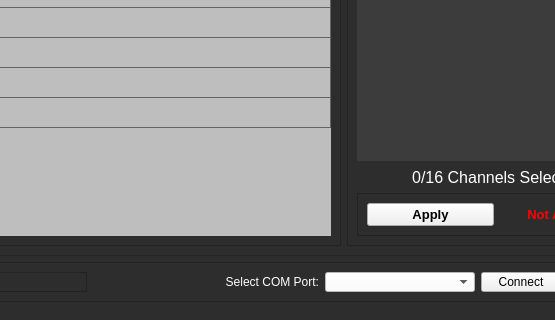
The window that TelemetryViewer/ui_main.ui (UBCO-Motorsports/WirelessTelemetryCapstone) describes before a commit, drawn with Qt 5; both pictures show x 581 to 1136 and y 576 to 896 of the 1256 by 896 pixel window.
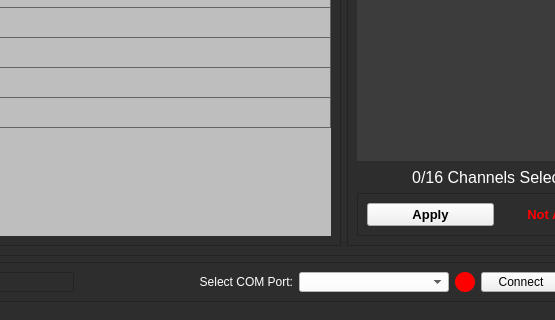
The same window after the commit. Icons and pictures are not drawn.

Patch:
```diff
--- a/TelemetryViewer/ui_main.ui
+++ b/TelemetryViewer/ui_main.ui
@@ -12,7 +12,7 @@
   </property>
   <property name="minimumSize">
    <size>
-    <width>500</width>
+    <width>1111</width>
     <height>0</height>
    </size>
   </property>
@@ -23,6 +23,12 @@
    <string notr="true">background-color: rgb(45, 45, 45);</string>
   </property>
   <widget class="QWidget" name="centralwidget">
+   <property name="minimumSize">
+    <size>
+     <width>692</width>
+     <height>692</height>
+    </size>
+   </property>
    <layout class="QVBoxLayout" name="verticalLayout">
     <property name="spacing">
      <number>0</number>
@@ -41,6 +47,12 @@
     </property>
     <item>
      <widget class="QFrame" name="Content">
+      <property name="minimumSize">
+       <size>
+        <width>692</width>
+        <height>692</height>
+       </size>
+      </property>
       <property name="styleSheet">
        <string notr="true"/>
       </property>
@@ -1191,7 +1203,8 @@
                     <enum>Qt::LeftToRight</enum>
                    </property>
                    <property name="styleSheet">
-                    <string notr="true">color: rgb(255, 255, 255)
+                    <string notr="true">color: rgb(255, 255, 255);
+border-radius: 10px;
 </string>
                    </property>
                    <property name="text">
@@ -1218,6 +1231,32 @@
                    </property>
                   </widget>
                  </item>
+                 <item>
+                  <widget class="QFrame" name="frame_34">
+                   <property name="minimumSize">
+                    <size>
+                     <width>20</width>
+                     <height>0</height>
+                    </size>
+                   </property>
+                   <property name="maximumSize">
+                    <size>
+                     <width>20</width>
+                     <height>16777215</height>
+                    </size>
+                   </property>
+                   <property name="styleSheet">
+                    <string notr="true">background-color: rgb(255, 0, 0);
+border-radius: 10px;</string>
+                   </property>
+                   <property name="frameShape">
+                    <enum>QFrame::StyledPanel</enum>
+                   </property>
+                   <property name="frameShadow">
+                    <enum>QFrame::Raised</enum>
+                   </property>
+                  </widget>
+                 </item>
                  <item>
                   <widget class="QPushButton" name="serial_btn">
                    <property name="maximumSize">
```
